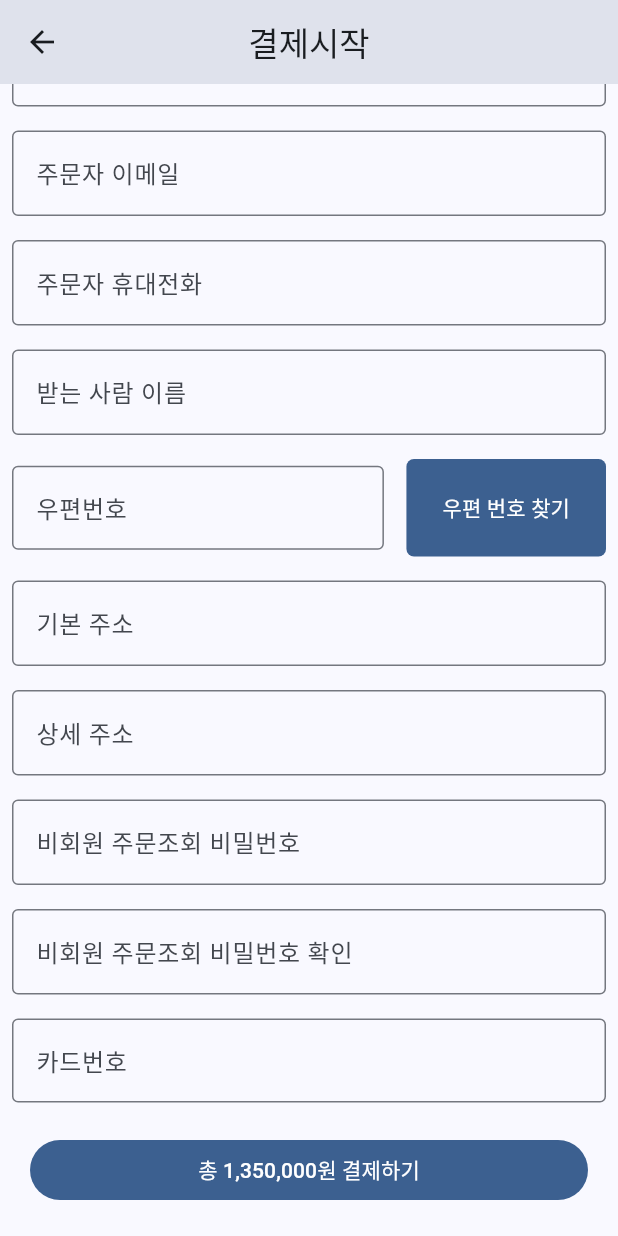
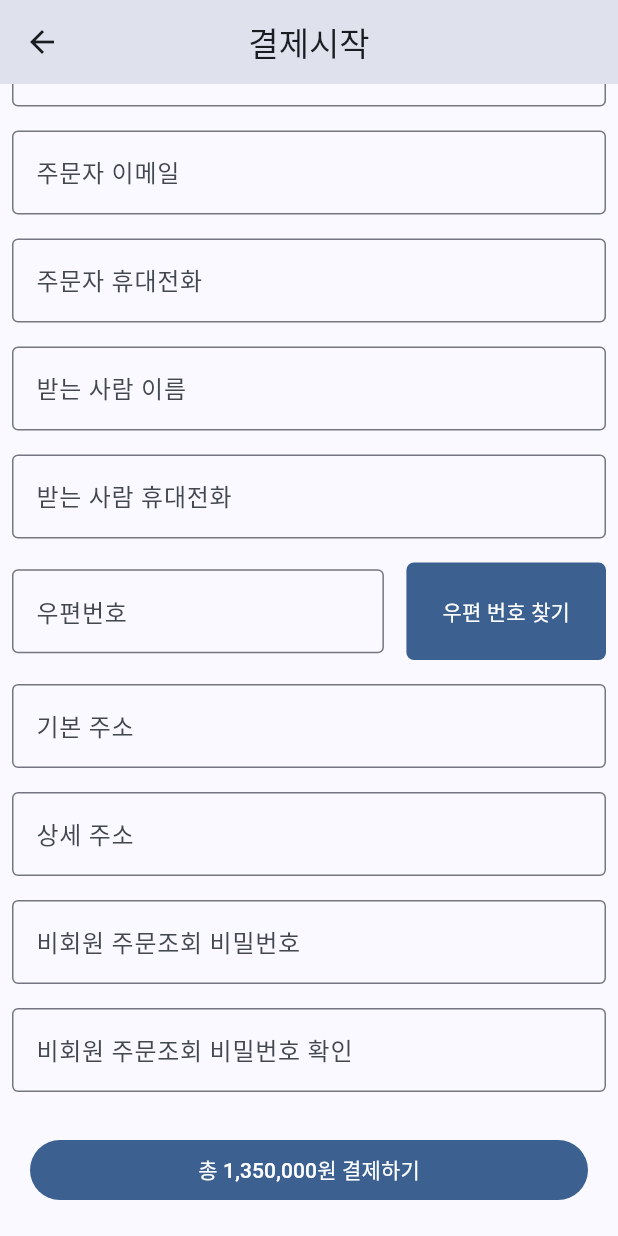
Before and after one commit to snoopy-thon/shopping_mall, a Flutter app: the ItemCheckoutPage screen opened directly, scrolled down 281 dp, on a phone screen of 412 x 824 dp. Run offline on Flutter 3.47's test engine with Material 3 defaults, Android fonts, the light colour scheme and no system bars; our stand-ins replace cached_network_image; missing offline and left inert: kpostal_web; network calls fail.

Commit message:
refactor: 정보입력위젯들을 하나의 inputTextField 위젯으로 통합

```diff
--- a/lib/item_checkout_page.dart
+++ b/lib/item_checkout_page.dart
@@ -51,6 +51,14 @@ class _ItemCheckoutPageState extends State<ItemCheckoutPage> {
   TextEditingController cardAuthController = TextEditingController();
   TextEditingController cardExpireDateController = TextEditingController();
   TextEditingController cardPwdTwoDigitsController = TextEditingController();
+  TextEditingController depositNameController = TextEditingController();
+
+  final List<String> paymentMethodList = [
+    '결제수단선택',
+    '카드결제',
+    '무통장입금',
+  ];
+  String selectedPaymentMethod = "결제수단선택";
 
   @override
   void initState() {
@@ -85,19 +93,76 @@ class _ItemCheckoutPageState extends State<ItemCheckoutPage> {
                 );
               },
             ),
-            buyerNameTextField(),
-            buyerEmailTextField(),
-            buyerPhoneTextField(),
-            receiverNameTextField(),
-            receiverZipTextField(),
-            receiverAddress1TextField(),
-            receiverAddress2TextField(),
-            userPwdTextField(),
-            userConfirmPwdTextField(),
-            cardNoTextField(),
-            cardAuthTextField(),
-            cardExpiredDateTextField(),
-            cardPwdTwoDigitsTextField(),
+            Form(
+              key: formKey,
+              child: Column(
+                children: [
+                  inputTextField(
+                      currentController: buyerNameController,
+                      currentHintText: "주문자명"),
+                  inputTextField(
+                      currentController: buyerEmailController,
+                      currentHintText: "주문자 이메일"),
+                  inputTextField(
+                      currentController: buyerPhoneController,
+                      currentHintText: "주문자 휴대전화"),
+                  inputTextField(
+                      currentController: receiverNameController,
+                      currentHintText: "받는 사람 이름"),
+                  inputTextField(
+                      currentController: receiverPhoneController,
+                      currentHintText: "받는 사람 휴대전화"),
+                  receiverZipTextField(),
+                  inputTextField(
+                    currentController: receiverAddress1Controller,
+                    currentHintText: "기본 주소",
+                    isReadOnly: true,
+                  ),
+                  inputTextField(
+                      currentController: receiverAddress2Controller,
+                      currentHintText: "상세 주소"),
+                  inputTextField(
+                    currentController: userPwdController,
+                    currentHintText: "비회원 주문조회 비밀번호",
+                    isObscure: true,
+                  ),
+                  inputTextField(
+                    currentController: userConfirmPwdController,
+                    currentHintText: "비회원 주문조회 비밀번호 확인",
+                    isObscure: true,
+                  ),
+                  if (selectedPaymentMethod == "카드결제")
+                    Column(
+                      children: [
+                        inputTextField(
+                          currentController: cardNoController,
+                          currentHintText: "카드번호",
+                        ),
+                        inputTextField(
+                          currentController: cardAuthController,
+                          currentHintText: "카드명의자 주민번호 앞자리 또는 사업자번호",
+                          currentMaxLength: 10,
+                        ),
+                        inputTextField(
+                          currentController: cardExpireDateController,
+                          currentHintText: "카드 만료일(YYYYMM)",
+                          currentMaxLength: 6,
+                        ),
+                        inputTextField(
+                          currentController: cardPwdTwoDigitsController,
+                          currentHintText: "카드 비밀번호 앞2자리",
+                          currentMaxLength: 2,
+                        ),
+                      ],
+                    ),
+                  if (selectedPaymentMethod == "무통장입금")
+                    inputTextField(
+                      currentController: depositNameController,
+                      currentHintText: "입금자명",
+                    ),
+                ],
+              ),
+            ),
           ],
         ),
       ),
@@ -167,71 +232,6 @@ class _ItemCheckoutPageState extends State<ItemCheckoutPage> {
     );
   }
 
-  Widget buyerNameTextField() {
-    return Padding(
-      padding: const EdgeInsets.all(8.0),
-      child: TextFormField(
-        controller: buyerNameController,
-        decoration: const InputDecoration(
-          border: OutlineInputBorder(),
-          hintText: "주문자명",
-        ),
-      ),
-    );
-  }
-
-  Widget buyerEmailTextField() {
-    return Padding(
-      padding: const EdgeInsets.all(8.0),
-      child: TextFormField(
-        controller: buyerEmailController,
-        decoration: const InputDecoration(
-          border: OutlineInputBorder(),
-          hintText: "주문자 이메일",
-        ),
-      ),
-    );
-  }
-
-  Widget buyerPhoneTextField() {
-    return Padding(
-      padding: const EdgeInsets.all(8.0),
-      child: TextFormField(
-        controller: buyerPhoneController,
-        decoration: const InputDecoration(
-          border: OutlineInputBorder(),
-          hintText: "주문자 휴대전화",
-        ),
-      ),
-    );
-  }
-
-  Widget receiverNameTextField() {
-    return Padding(
-      padding: const EdgeInsets.all(8.0),
-      child: TextFormField(
-        controller: receiverNameController,
-        decoration: const InputDecoration(
-          border: OutlineInputBorder(),
-          hintText: "받는 사람 이름",
-        ),
-      ),
-    );
-  }
-
-  Widget receiverPhoneTextField() {
-    return Padding(
-      padding: const EdgeInsets.all(8.0),
-      child: TextFormField(
-        controller: receiverPhoneController,
-        decoration: const InputDecoration(
-          border: OutlineInputBorder(),
-          hintText: "받는 사람 휴대 전화",
-        ),
-      ),
-    );
-  }
-
   Widget receiverZipTextField() {
     return Padding(
       padding: const EdgeInsets.all(8.0),
@@ -283,112 +283,65 @@ class _ItemCheckoutPageState extends State<ItemCheckoutPage> {
     );
   }
 
-  Widget receiverAddress1TextField() {
+  Widget inputTextField({
+    required TextEditingController currentController,
+    required String currentHintText,
+    int? currentMaxLength,
+    bool isObscure = false,
+    bool isReadOnly = false,
+  }) {
     return Padding(
       padding: const EdgeInsets.all(8.0),
       child: TextFormField(
-        controller: receiverAddress1Controller,
-        decoration: const InputDecoration(
-          border: OutlineInputBorder(),
-          hintText: "기본 주소",
+        validator: (value) {
+          if (value!.isEmpty) {
+            return "내용을 입력해 주세요.";
+          } else {
+            if (currentController == userConfirmPwdController &&
+                userPwdController.text != userConfirmPwdController.text) {
+              return "비밀번호가 일치하지 않습니다.";
+            }
+          }
+          return null;
+        },
+        controller: currentController,
+        maxLength: currentMaxLength,
+        obscureText: isObscure,
+        readOnly: isReadOnly,
+        decoration: InputDecoration(
+          border: const OutlineInputBorder(),
+          labelText: currentHintText,
         ),
       ),
     );
   }
 
-  Widget receiverAddress2TextField() {
-    return Padding(
-      padding: const EdgeInsets.all(8.0),
-      child: TextFormField(
-        controller: receiverAddress2Controller,
-        decoration: const InputDecoration(
-          border: OutlineInputBorder(),
-          hintText: "상세 주소",
+  Widget paymentMethodDropdownButton() {
+    return Container(
+      width: double.infinity,
+      margin: const EdgeInsets.all(8),
+      padding: const EdgeInsets.all(8),
+      decoration: BoxDecoration(
+        border: Border.all(
+          width: 0.5,
         ),
+        borderRadius: BorderRadius.circular(4),
       ),
-    );
-  }
-
-  Widget userPwdTextField() {
-    return Padding(
-      padding: const EdgeInsets.all(8.0),
-      child: TextFormField(
-        controller: userPwdController,
-        decoration: const InputDecoration(
-          border: OutlineInputBorder(),
-          hintText: "비회원 주문조회 비밀번호",
-        ),
-        obscureText: true,
-      ),
-    );
-  }
-
-  Widget userConfirmPwdTextField() {
-    return Padding(
-      padding: const EdgeInsets.all(8.0),
-      child: TextFormField(
-        controller: userConfirmPwdController,
-        decoration: const InputDecoration(
-          border: OutlineInputBorder(),
-          hintText: "비회원 주문조회 비밀번호 확인",
-        ),
-        obscureText: true,
-      ),
-    );
-  }
-
-  Widget cardNoTextField() {
-    return Padding(
-      padding: const EdgeInsets.all(8.0),
-      child: TextFormField(
-        controller: cardNoController,
-        decoration: const InputDecoration(
-          border: OutlineInputBorder(),
-          hintText: "카드번호",
-        ),
-      ),
-    );
-  }
-
-  Widget cardAuthTextField() {
-    return Padding(
-      padding: const EdgeInsets.all(8.0),
-      child: TextFormField(
-        controller: cardAuthController,
-        maxLength: 10,
-        decoration: const InputDecoration(
-          border: OutlineInputBorder(),
-          hintText: "카드명의자 주민번호 앞자리",
-        ),
-      ),
-    );
-  }
-
-  Widget cardExpiredDateTextField() {
-    return Padding(
-      padding: const EdgeInsets.all(8.0),
-      child: TextFormField(
-        controller: cardExpireDateController,
-        maxLength: 6,
-        decoration: const InputDecoration(
-          border: OutlineInputBorder(),
-          hintText: "카드 만료일(YYYYMM)",
-        ),
-      ),
-    );
-  }
-
-  Widget cardPwdTwoDigitsTextField() {
-    return Padding(
-      padding: const EdgeInsets.all(8.0),
-      child: TextFormField(
-        controller: cardPwdTwoDigitsController,
-        maxLength: 2,
-        decoration: const InputDecoration(
-          border: OutlineInputBorder(),
-          hintText: "카드 비밀번호 앞 2자리",
-        ),
-        obscureText: true,
+      child: DropdownButton<String>(
+        value: selectedPaymentMethod,
+        onChanged: (String? value) {
+          setState(() {
+            selectedPaymentMethod = value ?? "";
+          });
+        },
+        isExpanded: true,
+        underline: Container(),
+        items: paymentMethodList.map<DropdownMenuItem<String>>((String value) {
+          return DropdownMenuItem<String>(
+            value: value,
+            child: Text(value),
+          );
+        }).toList(),
       ),
     );
   }
```
